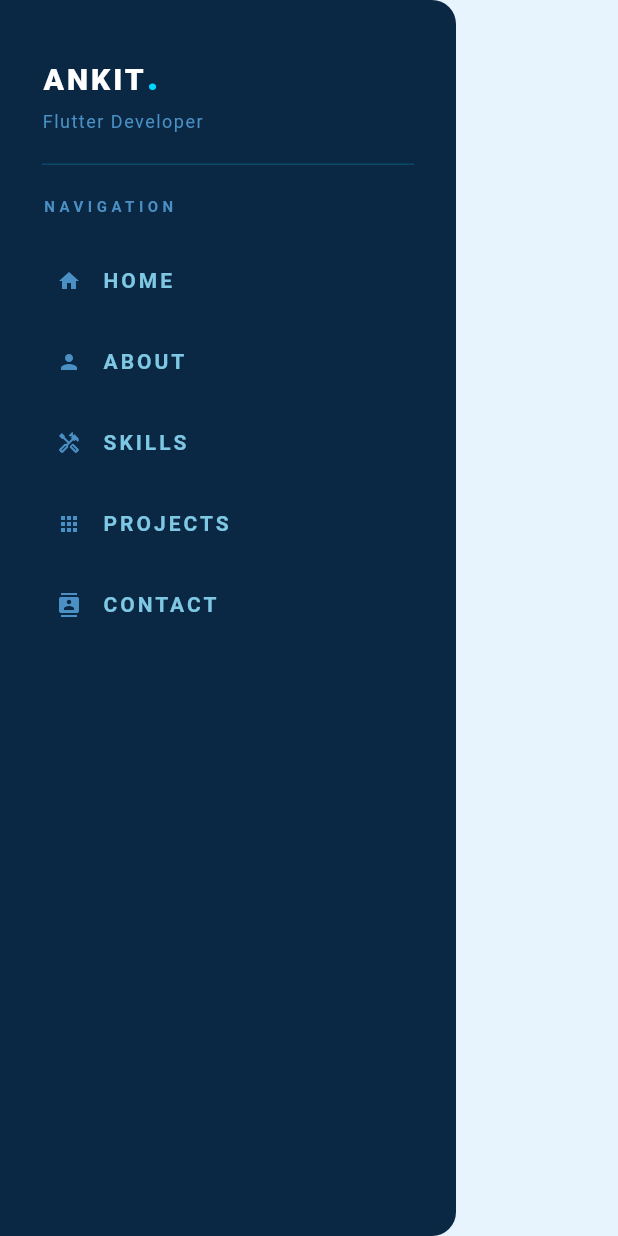
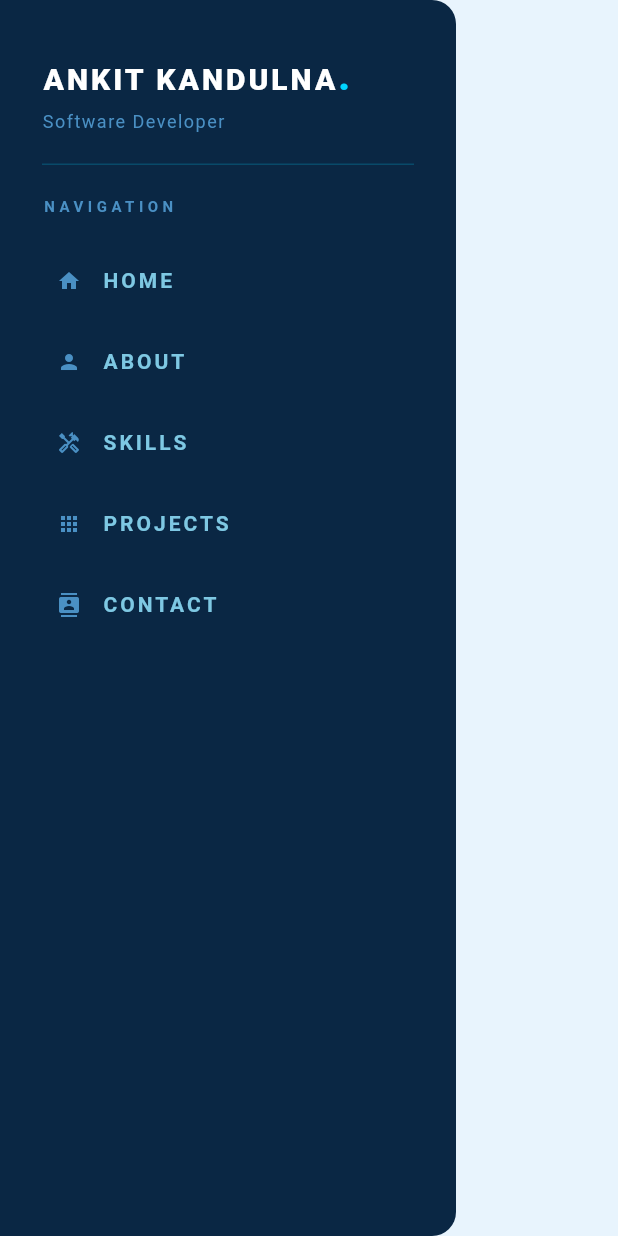
Before and after one commit to ANKIT-KANDULNA/portfolio-web-app, a Flutter app: the DrawerMobile widget shown alone on an empty page, opened directly with empty values, on a phone screen of 412 x 824 dp. Run offline on Flutter 3.47's test engine with Material 3 defaults, Android fonts, the light colour scheme and no system bars; our stand-ins replace animated_text_kit, flutter_svg.

Commit message:
modified:   lib/widgets/drawermobile.dart

```diff
--- a/lib/widgets/drawermobile.dart
+++ b/lib/widgets/drawermobile.dart
@@ -25,7 +25,7 @@ class DrawerMobile extends StatelessWidget {
                     text: const TextSpan(
                       children: [
                         TextSpan(
-                          text: "ANKIT",
+                          text: "ANKIT KANDULNA",
                           style: TextStyle(
                             fontSize: 20,
                             fontWeight: FontWeight.w900,
@@ -46,7 +46,7 @@ class DrawerMobile extends StatelessWidget {
                   ),
                   const SizedBox(height: 6),
                   const Text(
-                    "Flutter Developer",
+                    "Software Developer",
                     style: TextStyle(
                       fontSize: 12,
                       color: CustomColor.textMuted,
```
